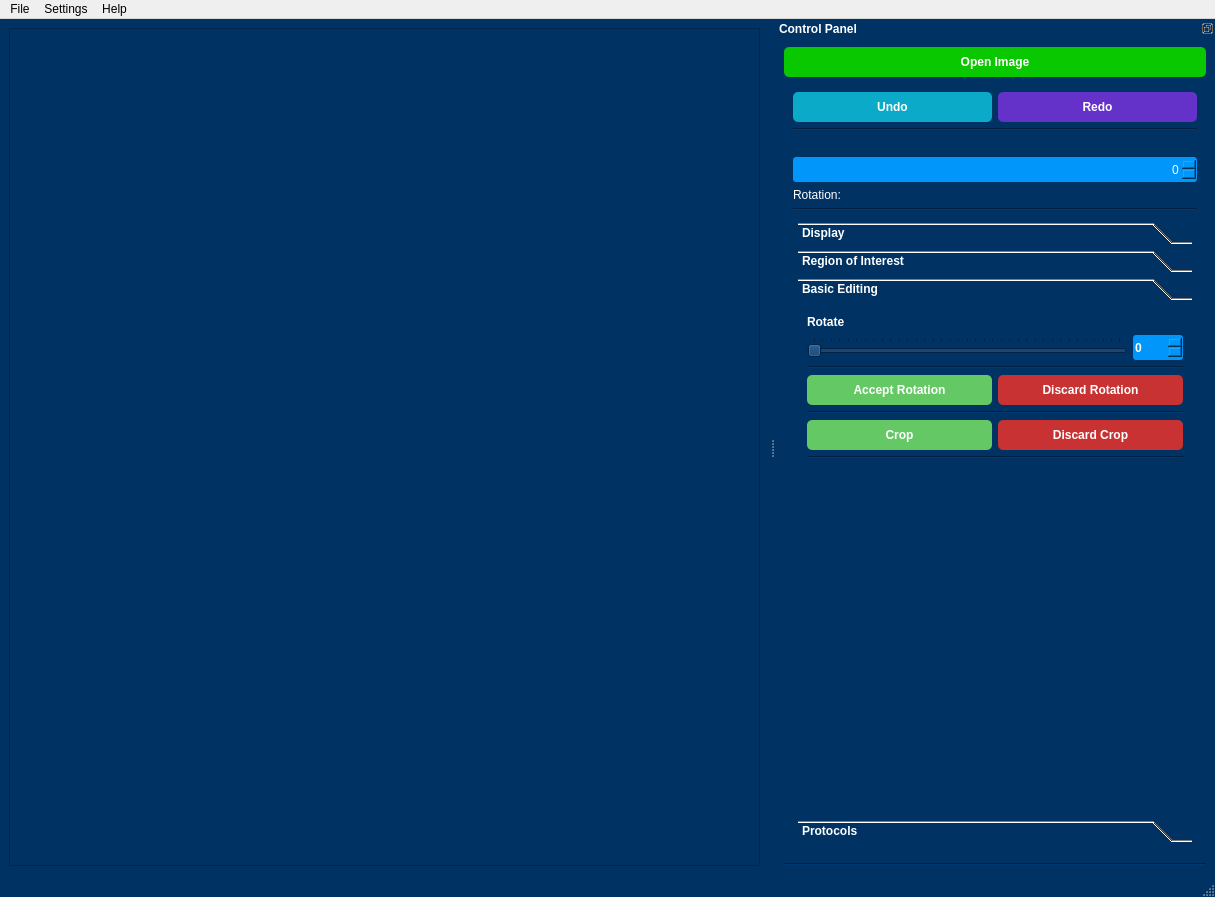
Old version of the form MainWindow.ui in the repository indranilkavyant/image_editor.
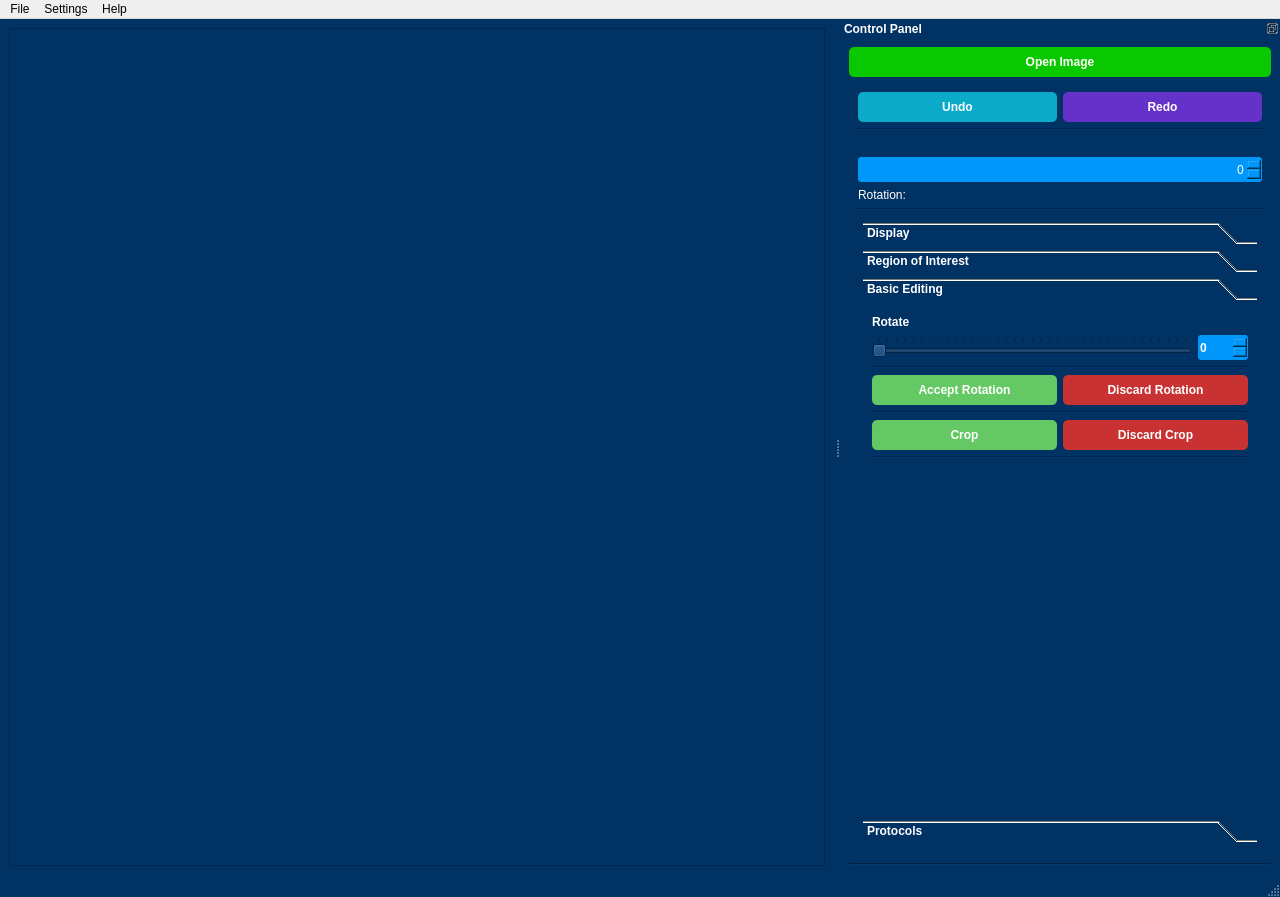
New version of the form.

The edit to the form file:
```diff
--- a/MainWindow.ui
+++ b/MainWindow.ui
@@ -6,7 +6,7 @@
    <rect>
     <x>0</x>
     <y>0</y>
-    <width>1215</width>
+    <width>1280</width>
     <height>897</height>
    </rect>
   </property>
@@ -61,7 +61,7 @@
         <rect>
          <x>0</x>
          <y>0</y>
-         <width>751</width>
+         <width>816</width>
          <height>836</height>
         </rect>
        </property>
@@ -87,7 +87,7 @@
     <rect>
      <x>0</x>
      <y>0</y>
-     <width>1215</width>
+     <width>1280</width>
      <height>21</height>
     </rect>
    </property>
```
